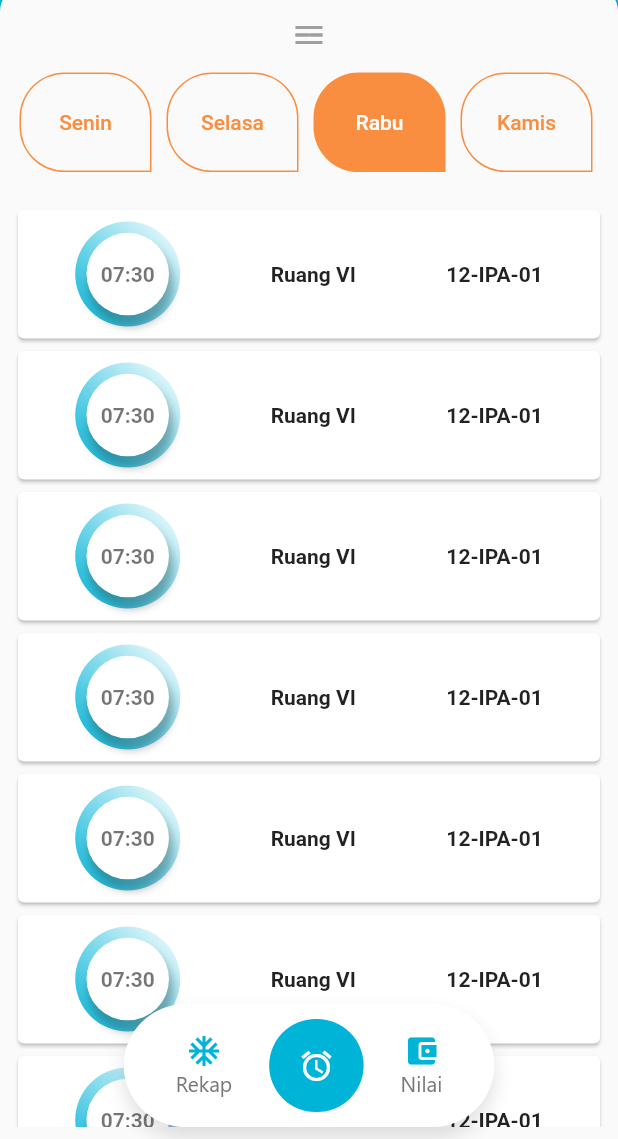
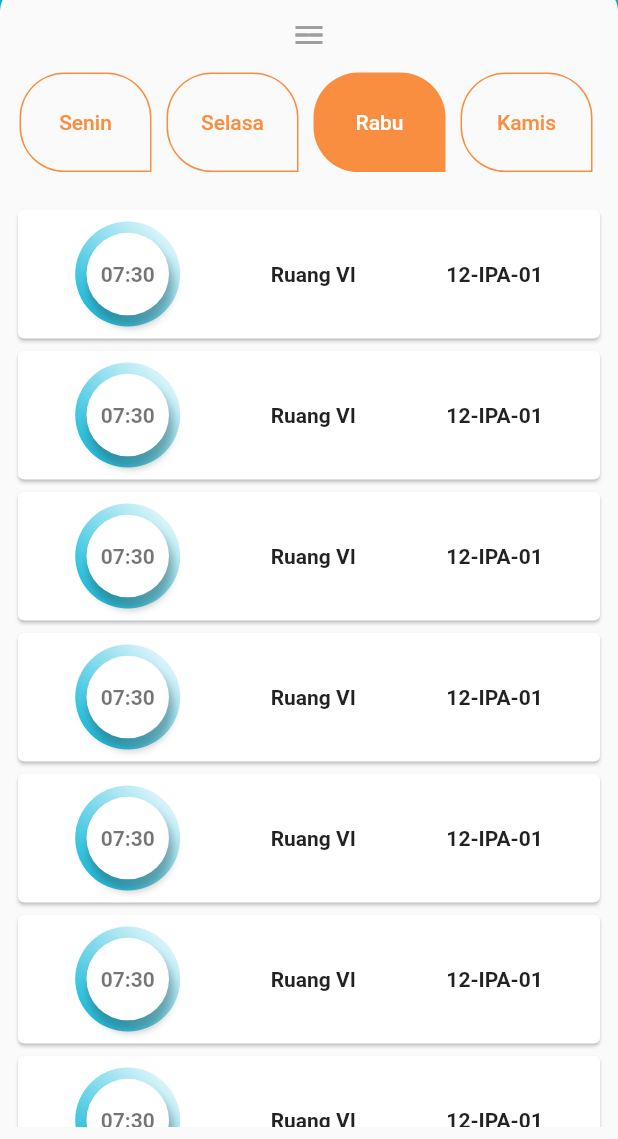
Before and after one commit to ajisyahroni/Flutter_6-Akademix-lecture, a Flutter app: the HomeScreen screen opened directly, on a phone screen of 412 x 824 dp, the part 97-1236 px from its top. Run offline on Flutter 3.47's test engine with Material 2 defaults, Android fonts, the phone set to English and light mode, and no system bars; drawn by our look-alikes of backdrop; our stand-ins replace flutter_svg.

Commit message:
REMOVE: UNUSED WIDGET

```diff
--- a/lib/screens/home_screen.dart
+++ b/lib/screens/home_screen.dart
@@ -85,7 +85,7 @@ class _HomeScreenState extends State<HomeScreen> {
              * MAIN NAVIGATION DISINI
              * =========================
              */
-            Align(alignment: Alignment.bottomCenter, child: MainNavigation()),
+            // Align(alignment: Alignment.bottomCenter, child: MainNavigation()),
           ],
         ),
       ),
```
